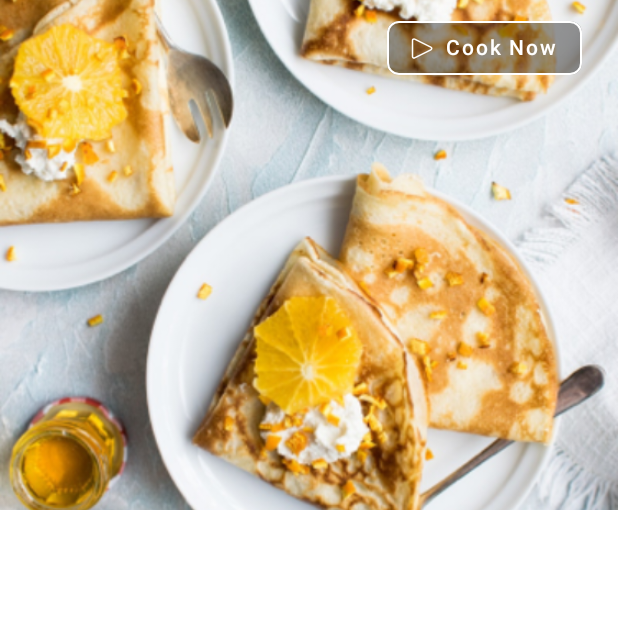
After one commit to alireza-rafeezadeh/Scratch-android, an Android app built with Jetpack Compose: the composable RecipeDetail shown on its own in the app's theme, on a phone screen of 412 x 824 dp, the top half of it. The commit adds this screen. Run offline under Robolectric (Android 15) with nearby library versions, the phone set to English and light mode, and no system bars.

Commit message:
Added header image to recipe detail

```diff
--- a/app/src/main/java/com/example/composetestapp/MainActivity.kt
+++ b/app/src/main/java/com/example/composetestapp/MainActivity.kt
@@ -28,6 +28,7 @@ import androidx.compose.ui.text.input.TextFieldValue
 import androidx.compose.ui.tooling.preview.Preview
 import androidx.compose.ui.unit.dp
 import androidx.compose.ui.unit.sp
+import com.example.composetestapp.ui.recipe.detail.RecipeDetail
 import com.example.composetestapp.ui.recipe.edit.EditRecipe
 import com.example.composetestapp.ui.theme.ComposeTestAppTheme
 
@@ -46,8 +47,8 @@ class MainActivity : ComponentActivity() {
 //                    login()
 //                    Register()
 //                    MyRecipe()
-
-                    EditRecipe()
+//                    EditRecipe()
+                    RecipeDetail()
                 }
             }
         }
--- /dev/null
+++ b/app/src/main/java/com/example/composetestapp/ui/recipe/detail/RecipeDetail.kt
@@ -0,0 +1,89 @@
+package com.example.composetestapp.ui.recipe.detail
+
+import androidx.compose.foundation.BorderStroke
+import androidx.compose.foundation.Image
+import androidx.compose.foundation.background
+import androidx.compose.foundation.layout.*
+import androidx.compose.foundation.shape.RoundedCornerShape
+import androidx.compose.material.ButtonColors
+import androidx.compose.material.ButtonDefaults
+import androidx.compose.material.OutlinedButton
+import androidx.compose.material.Text
+import androidx.compose.runtime.Composable
+import androidx.compose.ui.Alignment
+import androidx.compose.ui.Modifier
+import androidx.compose.ui.graphics.Color
+import androidx.compose.ui.layout.ContentScale
+import androidx.compose.ui.res.colorResource
+import androidx.compose.ui.res.painterResource
+import androidx.compose.ui.tooling.preview.Preview
+import androidx.compose.ui.unit.dp
+import com.example.composetestapp.R
+import com.example.composetestapp.ui.theme.ComposeTestAppTheme
+
+@Composable
+fun RecipeDetail() {
+
+
+    Column(
+        modifier = Modifier
+            .fillMaxSize()
+            .background(color = Color.White)
+    ) {
+
+        Box(
+            modifier = Modifier
+                .fillMaxWidth()
+                .height(340.dp),
+        ) {
+
+            Image(
+                painter = painterResource(id = R.drawable.recipe_detail_header),
+                contentDescription = null,
+                modifier = Modifier
+                    .fillMaxWidth()
+                    .height(340.dp),
+                contentScale = ContentScale.Crop
+            )
+
+            OutlinedButton(
+                modifier = Modifier
+                    .padding(top = 8.dp, end = 24.dp)
+                    .align(Alignment.TopEnd),
+                colors = ButtonDefaults.textButtonColors(
+                    backgroundColor =
+                    colorResource(id = R.color.back_40_opacity),
+                    contentColor = Color.White
+                ),
+                shape = RoundedCornerShape(8.dp),
+                onClick = { /*TODO*/ }, border = BorderStroke(1.dp, Color.White)
+            ) {
+                Row {
+                    Image(
+                        painter = painterResource(id = R.drawable.ic_play_white),
+                        contentDescription = null,
+                        modifier = Modifier.align(Alignment.CenterVertically)
+                    )
+
+                    Spacer(modifier = Modifier.padding(start = 8.dp))
+                    Text(
+                        "Cook Now",
+                        color = Color.White,
+                        modifier = Modifier.align(Alignment.CenterVertically)
+                    )
+                }
+            }
+        }
+    }
+
+
+}
+
+
+@Preview
+@Composable
+fun RecipeDetailPreview() {
+    ComposeTestAppTheme {
+        RecipeDetail()
+    }
+}
--- /dev/null
+++ b/app/src/main/res/drawable/ic_play_white.xml
@@ -0,0 +1,14 @@
+<vector xmlns:android="http://schemas.android.com/apk/res/android"
+    android:width="15dp"
+    android:height="14dp"
+    android:viewportWidth="15"
+    android:viewportHeight="14">
+  <path
+      android:pathData="M1,12.382L1,1.618C1,1.0657 1.4477,0.618 2,0.618C2.1552,0.618 2.3084,0.6542 2.4472,0.7236L13.2111,6.1056C13.7051,6.3526 13.9053,6.9532 13.6584,7.4472C13.5616,7.6407 13.4047,7.7977 13.2111,7.8944L2.4472,13.2764C1.9532,13.5234 1.3526,13.3232 1.1056,12.8292C1.0361,12.6903 1,12.5372 1,12.382Z"
+      android:strokeLineJoin="round"
+      android:strokeWidth="1"
+      android:fillColor="#00000000"
+      android:strokeColor="#FFFFFF"
+      android:fillType="evenOdd"
+      android:strokeLineCap="round"/>
+</vector>
--- a/app/src/main/res/values/colors.xml
+++ b/app/src/main/res/values/colors.xml
@@ -16,5 +16,6 @@
     <color name="silver">#CCCCCC</color>
     <color name="midnight_moss">#030F09</color>
     <color name="boulder">#767676</color>
+    <color name="back_40_opacity">#66000000</color>
 
 </resources>
```
Also changed, not shown: app/src/main/res/drawable/recipe_detail_header.png (added).
